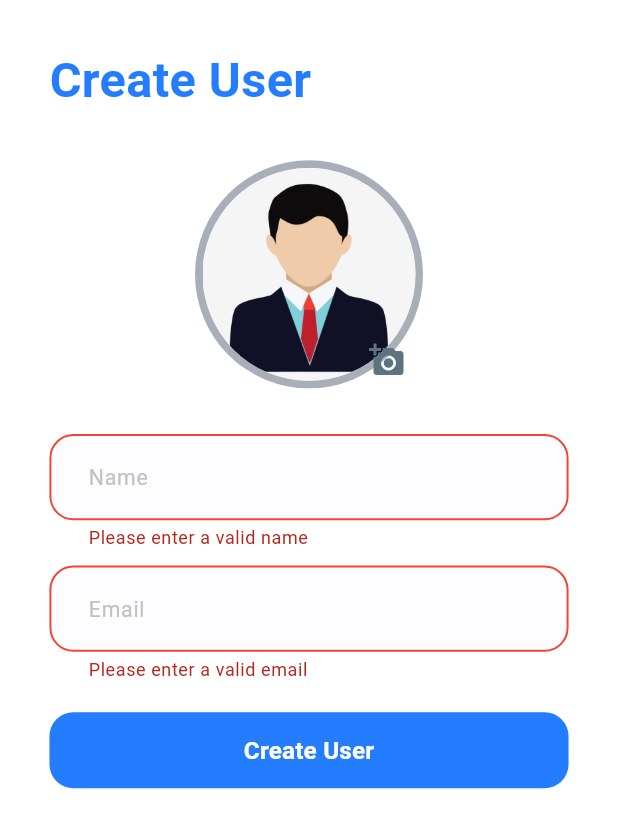
After one commit to mohamadskanina/rikaz_team, a Flutter app: the AddUserScreen screen opened directly, after a tap on "Create User", on a phone screen of 412 x 824 dp. The commit adds this screen. Shown: the top 828 px of the screen. Run offline on Flutter 3.47's test engine with Material 3 defaults, Android fonts, the phone set to English and light mode, and no system bars; our stand-ins replace bloc, dartz, dio, equatable, flutter_bloc, flutter_screenutil and 5 more.

Commit message:
- added createuser_feature - added ui screens - added create_user bloc - added create_user repo\ - finish create_usaer feature

```diff
--- a/lib/core/network/api_constances.dart
+++ b/lib/core/network/api_constances.dart
@@ -8,4 +8,7 @@
   // Login
   static const String loginUrl = "$_baseUrl/login";
 
+  // Create User
+  static const String createUserUrl = "$_baseUrl/users";
+
 }
--- /dev/null
+++ b/lib/features/add_user_feature/data/models/create_user_request.dart
@@ -0,0 +1,15 @@
+
+import 'package:freezed_annotation/freezed_annotation.dart';
+part 'create_user_request.g.dart';
+@JsonSerializable()
+class CreateUserRequest {
+  final String name;
+  final String email;
+
+  CreateUserRequest({
+    required this.name,
+    required this.email,
+  });
+
+  Map<String , dynamic> toJson() => _$CreateUserRequestToJson(this);
+}
--- /dev/null
+++ b/lib/features/add_user_feature/data/repo/create_user_repo.dart
@@ -0,0 +1,24 @@
+import 'package:dartz/dartz.dart';
+import 'package:dio/dio.dart';
+import 'package:rikaz_team/core/errors/failure.dart';
+import 'package:rikaz_team/features/add_user_feature/data/models/create_user_request.dart';
+import 'package:rikaz_team/features/login_feature/data/apis/api_service.dart';
+
+class CreateUserRepo {
+  final ApiService _apiService;
+
+  CreateUserRepo({required ApiService apiService}) : _apiService = apiService;
+
+  Future<Either<Failure, Map<String , dynamic>>> createuser(
+      CreateUserRequest createUserRequest) async {
+    try {
+      var response = await _apiService.createuser(createUserRequest);
+      return right(response);
+    } catch (e) {
+      if (e is DioException) {
+        return left(ServerFailure.fromDioError(e));
+      }
+      return left(ServerFailure(message: e.toString()));
+    }
+  }
+}
--- /dev/null
+++ b/lib/features/add_user_feature/logic/bloc/createuser_bloc.dart
@@ -0,0 +1,37 @@
+import 'package:flutter/material.dart';
+import 'package:flutter_bloc/flutter_bloc.dart';
+import 'package:rikaz_team/features/add_user_feature/data/models/create_user_request.dart';
+import 'package:rikaz_team/features/add_user_feature/data/repo/create_user_repo.dart';
+import 'package:rikaz_team/features/add_user_feature/logic/bloc/createuser_event.dart';
+import 'package:rikaz_team/features/add_user_feature/logic/bloc/createuser_state.dart';
+
+class CreateuserBloc extends Bloc<CreateuserEvent, CreateuserState> {
+  final CreateUserRepo _createUserRepo;
+  TextEditingController emailController = TextEditingController();
+  TextEditingController nameController = TextEditingController();
+  final formKey = GlobalKey<FormState>();
+  CreateuserBloc(this._createUserRepo)
+      : super(const CreateuserState.initial()) {
+    on<CreateuserEvent>((event, emit) async {
+      await event.when(craete: () async {
+        emit(const CreateuserState.loading());
+        var response = await _createUserRepo.createuser(CreateUserRequest(
+          name: nameController.text,
+          email: emailController.text,
+        ));
+        response.fold((failure) {
+          emit(CreateuserState.failure(message: failure.message));
+        }, (data) {
+          emit(const CreateuserState.success());
+          clear();
+        });
+      });
+    });
+  }
+
+  clear() {
+    emailController.clear();
+    nameController.clear();
+    formKey.currentState!.reset();
+  }
+}
--- /dev/null
+++ b/lib/features/add_user_feature/logic/bloc/createuser_event.dart
@@ -0,0 +1,8 @@
+
+import 'package:freezed_annotation/freezed_annotation.dart';
+part 'createuser_event.freezed.dart';
+
+@freezed
+class CreateuserEvent with _$CreateuserEvent {
+  const factory CreateuserEvent.craete() = Create;
+}
--- /dev/null
+++ b/lib/features/add_user_feature/logic/bloc/createuser_state.dart
@@ -0,0 +1,10 @@
+
+import 'package:freezed_annotation/freezed_annotation.dart';
+part 'createuser_state.freezed.dart';
+@freezed
+class CreateuserState with _$CreateuserState {
+  const factory CreateuserState.initial() = _Initial;
+  const factory CreateuserState.loading() = CreateLoading;
+  const factory CreateuserState.success() = CreateSuccess;
+  const factory CreateuserState.failure({required String message}) = CreateFailure;
+}
--- /dev/null
+++ b/lib/features/add_user_feature/ui/add_user_screen.dart
@@ -0,0 +1,54 @@
+import 'package:flutter/material.dart';
+import 'package:flutter_bloc/flutter_bloc.dart';
+import 'package:flutter_screenutil/flutter_screenutil.dart';
+import 'package:rikaz_team/core/helpers/space_helper.dart';
+import 'package:rikaz_team/core/theming/styles.dart';
+import 'package:rikaz_team/core/widgets/app_text_button.dart';
+import 'package:rikaz_team/features/add_user_feature/logic/bloc/createuser_bloc.dart';
+import 'package:rikaz_team/features/add_user_feature/logic/bloc/createuser_event.dart';
+import 'package:rikaz_team/features/add_user_feature/ui/widgets/create_user_bloc_listiner.dart';
+import 'package:rikaz_team/features/add_user_feature/ui/widgets/create_user_form.dart';
+import 'package:rikaz_team/features/add_user_feature/ui/widgets/create_user_text.dart';
+import 'package:rikaz_team/features/add_user_feature/ui/widgets/upload_user_image.dart';
+
+class AddUserScreen extends StatelessWidget {
+  const AddUserScreen({super.key});
+
+  @override
+  Widget build(BuildContext context) {
+    return Scaffold(
+      body: SafeArea(
+        child: Padding(
+          padding: EdgeInsets.symmetric(horizontal: 30.w, vertical: 30.h),
+          child: SingleChildScrollView(
+            child: Column(
+              crossAxisAlignment: CrossAxisAlignment.start,
+              children: [
+                const CreateUserText(),
+                verticalspace(30),
+                const UploadUserImage(),
+                verticalspace(30),
+                const CreateUserForm(),
+                verticalspace(20),
+                AppTextButton(
+                  buttonText: "Create User",
+                  textStyle: TextStyles.font16WhiteSemiBold,
+                  onPressed: () {
+                    validateThenDoLogin(context);
+                  },
+                ),
+                const CreateUserBlocListiner(),
+              ],
+            ),
+          ),
+        ),
+      ),
+    );
+  }
+
+  void validateThenDoLogin(BuildContext context) {
+    if (context.read<CreateuserBloc>().formKey.currentState!.validate()) {
+      context.read<CreateuserBloc>().add(const CreateuserEvent.craete());
+    }
+  }
+}
--- /dev/null
+++ b/lib/features/add_user_feature/ui/widgets/create_user_form.dart
@@ -0,0 +1,36 @@
+import 'package:flutter/material.dart';
+import 'package:flutter_bloc/flutter_bloc.dart';
+import 'package:rikaz_team/core/helpers/space_helper.dart';
+import 'package:rikaz_team/core/widgets/app_text_form_feild.dart';
+import 'package:rikaz_team/features/add_user_feature/logic/bloc/createuser_bloc.dart';
+
+class CreateUserForm extends StatelessWidget {
+  const CreateUserForm({super.key});
+
+  @override
+  Widget build(BuildContext context) {
+    return Form(
+        key: context.read<CreateuserBloc>().formKey,
+        child: Column(children: [
+      AppTextFormField(
+        hintText: "Name",
+        controller: context.read<CreateuserBloc>().nameController,
+        validator: (vlaue) {
+          if (vlaue == null || vlaue.isEmpty) {
+            return "Please enter a valid name";
+          }
+        },
+      ),
+      verticalspace(10),
+      AppTextFormField(
+        hintText: "Email",
+        controller: context.read<CreateuserBloc>().emailController,
+        validator: (value) {
+          if (value == null || value.isEmpty) {
+            return "Please enter a valid email";
+          }
+        },
+      ),
+    ]));
+  }
+}
--- /dev/null
+++ b/lib/features/add_user_feature/ui/widgets/create_user_text.dart
@@ -0,0 +1,14 @@
+import 'package:flutter/material.dart';
+import 'package:rikaz_team/core/theming/styles.dart';
+
+class CreateUserText extends StatelessWidget {
+  const CreateUserText({super.key});
+
+  @override
+  Widget build(BuildContext context) {
+    return Text(
+          "Create User",
+          style: TextStyles.font32BlueBold,
+        );
+  }
+}
--- /dev/null
+++ b/lib/features/add_user_feature/ui/widgets/upload_user_image.dart
@@ -0,0 +1,77 @@
+import 'dart:io';
+
+import 'package:flutter/material.dart';
+import 'package:image_picker/image_picker.dart';
+
+class UploadUserImage extends StatefulWidget {
+  const UploadUserImage({super.key});
+
+  @override
+  State<UploadUserImage> createState() => _UploadUserImageState();
+}
+
+class _UploadUserImageState extends State<UploadUserImage> {
+  var image;
+  String url = "";
+  String path = "";
+
+  uploadImage() async {
+    final pickedImg =
+        await ImagePicker().pickImage(source: ImageSource.gallery);
+    try {
+      if (pickedImg != null) {
+        setState(() {
+          image = File(pickedImg.path);
+        });
+      } else {
+        print("NO img selected");
+      }
+    } catch (e) {
+      print("Error => $e");
+    }
+  }
+
+  @override
+  Widget build(BuildContext context) {
+    return  Center(
+              child: Container(
+                padding: const EdgeInsets.all(5),
+                decoration: const BoxDecoration(
+                  shape: BoxShape.circle,
+                  color: Color.fromARGB(125, 78, 91, 110),
+                ),
+                child: Stack(
+                  children: [
+                    image == null
+                        ? const CircleAvatar(
+                            backgroundColor: Color.fromARGB(255, 225, 225, 225),
+                            radius: 71,
+                            backgroundImage:
+                                 AssetImage("assets/images/userimage.jpeg"),
+                                )
+                        : ClipOval(
+                            child: Image.file(
+                              image!,
+                              width: 145,
+                              height: 145,
+                              fit: BoxFit.cover,
+                            ),
+                          ),
+                    Positioned(
+                      left: 99,
+                      bottom: -10,
+                      child: IconButton(
+                        onPressed: () {
+                          uploadImage();
+                        },
+                        icon: const Icon(Icons.add_a_photo),
+                        color: const Color.fromARGB(255, 94, 115, 128),
+                      ),
+                    ),
+                  ],
+                ),
+              ),
+            );
+
+  }
+}
--- a/lib/features/login_feature/ui/login_screen.dart
+++ b/lib/features/login_feature/ui/login_screen.dart
@@ -6,6 +6,7 @@
 import 'package:rikaz_team/core/widgets/app_text_button.dart';
 import 'package:rikaz_team/features/login_feature/logic/bloc/login_bloc.dart';
 import 'package:rikaz_team/features/login_feature/logic/bloc/login_event.dart';
+import 'package:rikaz_team/features/login_feature/ui/widgets/dont_have_account.dart';
 import 'package:rikaz_team/features/login_feature/ui/widgets/email_and_password_text_feild.dart';
 import 'package:rikaz_team/features/login_feature/ui/widgets/login_bloc_listiner.dart';
 import 'package:rikaz_team/features/login_feature/ui/widgets/login_text_top.dart';
@@ -26,8 +27,10 @@
           child: Column(
             crossAxisAlignment: CrossAxisAlignment.start,
             children: [
+              // wellcome back in top screen
               const LoginTextTop(),
               verticalspace(36),
+              // login form --> email and password
               const EmailAndPasswordTextFeild(),
               verticalspace(15),
               Align(
@@ -38,6 +41,7 @@
                 ),
               ),
               verticalspace(30),
+              // login button
               AppTextButton(
                 buttonText: "Login",
                 textStyle: TextStyles.font16WhiteSemiBold,
@@ -45,6 +49,8 @@
                   validateThenDoLogin(context);
                 },
               ),
+              verticalspace(30),
+              const DontHaveAccountText(),
               const LoginBlocListiner(),
             ],
           ),
--- a/pubspec.yaml
+++ b/pubspec.yaml
@@ -42,6 +42,7 @@
   flutter_screenutil: ^5.9.3
   dartz: ^0.10.1
   pretty_dio_logger: ^1.4.0
+  image_picker: ^1.1.2
 
 
 dev_dependencies:
@@ -60,7 +61,7 @@
   # To add assets to your application, add an assets section, like this:
   assets:
     - assets/loading.json
-    # - images/a_dot_burr.jpeg
+    - assets/images/
     # - images/a_dot_ham.jpeg
   # An image asset can refer to one or more resolution-specific "variants", see
   # https://flutter.dev/to/resolution-aware-images
```
Also changed, not shown: lib/core/services/services_locator.dart (+8 -0 lines), lib/features/add_user_feature/ui/widgets/create_user_bloc_listiner.dart (added, +99 -0 lines), lib/features/login_feature/data/apis/api_service.dart (+10 -0 lines), lib/features/login_feature/ui/widgets/dont_have_account.dart (added, +44 -0 lines), assets/images/userimage.jpeg (added), lib/features/add_user_feature/data/models/create_user_request.g.dart (added), lib/features/add_user_feature/logic/bloc/createuser_event.freezed.dart (added), lib/features/add_user_feature/logic/bloc/createuser_state.freezed.dart (added), lib/features/login_feature/data/models/login_response.g.dart, pubspec.lock, 5 other files.
